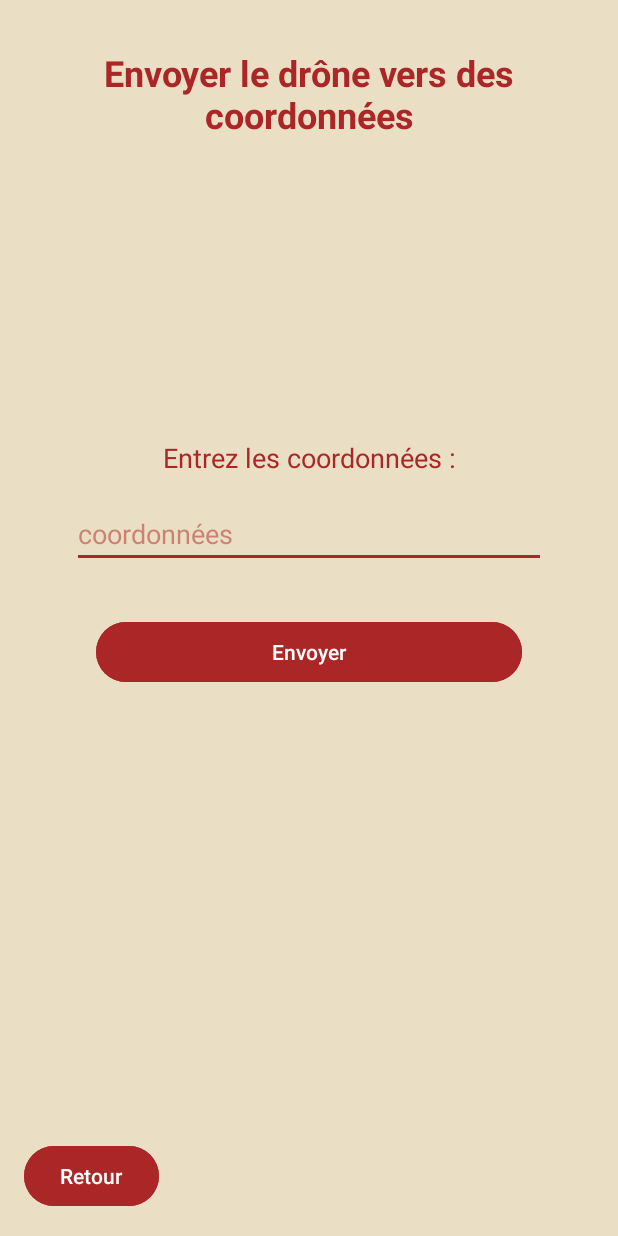
After one commit to marionnormand/projet_lp, an Android app: the DroneCoordsActivity screen opened directly, with no data from a screen before it, on a phone screen of 412 x 824 dp. The commit adds this screen. Run offline under Robolectric (Android 15) with nearby library versions, the light colour scheme and no system bars; libraries missing offline, so code that uses them is left out: org.eclipse.paho.

Commit message:
design de l'application finie - avancement sur le cote reseau (mqtt)

```diff
--- a/app/app/build.gradle.kts
+++ b/app/app/build.gradle.kts
@@ -44,7 +44,12 @@ dependencies {
     implementation(libs.androidx.activity)
     implementation(libs.androidx.constraintlayout)
     implementation("androidx.core:core-splashscreen:1.0.1")
+    implementation(libs.play.services.maps)
+    implementation(libs.androidx.material3)
     testImplementation(libs.junit)
     androidTestImplementation(libs.androidx.junit)
     androidTestImplementation(libs.androidx.espresso.core)
+    implementation("org.eclipse.paho:org.eclipse.paho.client.mqttv3:1.2.5")
+    implementation("org.osmdroid:osmdroid-android:6.1.18")
+    implementation("androidx.preference:preference-ktx:1.2.1")
 }
--- /dev/null
+++ b/app/app/src/main/java/com/example/drone/DroneCoordsActivity.kt
@@ -0,0 +1,54 @@
+package com.example.drone
+
+import android.os.Bundle
+import android.view.View
+import android.widget.Button
+import android.widget.EditText
+import androidx.activity.enableEdgeToEdge
+import androidx.appcompat.app.AppCompatActivity
+import androidx.core.view.ViewCompat
+import androidx.core.view.WindowInsetsCompat
+import com.example.drone.mqtt.MqttManager
+import com.google.android.material.snackbar.Snackbar
+
+class DroneCoordsActivity : AppCompatActivity() {
+
+    private val mqttManager = MqttManager()
+
+    override fun onCreate(savedInstanceState: Bundle?) {
+        super.onCreate(savedInstanceState)
+        enableEdgeToEdge()
+        setContentView(R.layout.activity_drone_coords)
+
+        val coordonnees = findViewById<EditText>(R.id.editTextCoords)
+        val rootView = findViewById<View>(android.R.id.content)
+
+        ViewCompat.setOnApplyWindowInsetsListener(findViewById(R.id.main)) { v, insets ->
+            val systemBars = insets.getInsets(WindowInsetsCompat.Type.systemBars())
+            v.setPadding(systemBars.left, systemBars.top, systemBars.right, systemBars.bottom)
+            insets
+        }
+        findViewById<Button>(R.id.btnBack).setOnClickListener {
+            finish()
+        }
+
+        findViewById<Button>(R.id.btnSend).setOnClickListener {
+            val inputText = coordonnees.text.toString()
+
+            if (inputText.isNotEmpty()) {
+                mqttManager.connect {
+                    // Ce code s'exécute une fois connecté
+                    mqttManager.publish("projet/drone", inputText)
+
+                    runOnUiThread {
+                        Snackbar.make(rootView, "Coordonnées envoyées", Snackbar.LENGTH_LONG).show()
+                    }
+                }
+            } else {
+                runOnUiThread {
+                    Snackbar.make(rootView, "Champs de texte vide", Snackbar.LENGTH_LONG).show()
+                }
+            }
+        }
+    }
+}
--- /dev/null
+++ b/app/app/src/main/res/layout/activity_drone_coords.xml
@@ -0,0 +1,80 @@
+<?xml version="1.0" encoding="utf-8"?>
+<androidx.constraintlayout.widget.ConstraintLayout xmlns:android="http://schemas.android.com/apk/res/android"
+    xmlns:app="http://schemas.android.com/apk/res-auto"
+    xmlns:tools="http://schemas.android.com/tools"
+    android:id="@+id/main"
+    android:layout_width="match_parent"
+    android:layout_height="match_parent"
+    android:background="#EADFC4"
+    tools:context=".DroneCoordsActivity">
+
+    <TextView
+        android:id="@+id/titleText"
+        android:layout_width="wrap_content"
+        android:layout_height="wrap_content"
+        android:layout_marginTop="32dp"
+        android:gravity="center"
+        android:paddingHorizontal="16dp"
+        android:text="Envoyer le drône vers des coordonnées"
+        android:textColor="#AB2626"
+        android:textSize="24sp"
+        android:textStyle="bold"
+        app:layout_constraintEnd_toEndOf="parent"
+        app:layout_constraintStart_toStartOf="parent"
+        app:layout_constraintTop_toTopOf="parent" />
+
+    <TextView
+        android:id="@+id/labelCoords"
+        android:layout_width="wrap_content"
+        android:layout_height="wrap_content"
+        android:layout_marginTop="200dp"
+        android:text="Entrez les coordonnées :"
+        android:textColor="#AB2626"
+        android:textSize="18sp"
+        app:layout_constraintEnd_toEndOf="parent"
+        app:layout_constraintStart_toStartOf="parent"
+        app:layout_constraintTop_toBottomOf="@id/titleText" />
+
+    <EditText
+        android:id="@+id/editTextCoords"
+        android:layout_width="0dp"
+        android:layout_height="wrap_content"
+        android:layout_marginStart="48dp"
+        android:layout_marginTop="16dp"
+        android:layout_marginEnd="48dp"
+        android:backgroundTint="#AB2626"
+        android:hint="coordonnées"
+        android:inputType="text"
+        android:textColor="#FBFBFB"
+        android:textColorHint="#80AB2626"
+        app:layout_constraintEnd_toEndOf="parent"
+        app:layout_constraintStart_toStartOf="parent"
+        app:layout_constraintTop_toBottomOf="@id/labelCoords" />
+
+    <Button
+        android:id="@+id/btnSend"
+        android:layout_width="0dp"
+        android:layout_height="wrap_content"
+        android:layout_marginStart="64dp"
+        android:layout_marginTop="32dp"
+        android:layout_marginEnd="64dp"
+        android:backgroundTint="#AB2626"
+        android:text="Envoyer"
+        app:cornerRadius="24dp"
+        app:layout_constraintEnd_toEndOf="parent"
+        app:layout_constraintStart_toStartOf="parent"
+        app:layout_constraintTop_toBottomOf="@id/editTextCoords" />
+
+    <Button
+        android:id="@+id/btnBack"
+        android:layout_width="wrap_content"
+        android:layout_height="wrap_content"
+        android:layout_marginStart="16dp"
+        android:layout_marginBottom="16dp"
+        android:backgroundTint="#AB2626"
+        android:text="Retour"
+        app:cornerRadius="24dp"
+        app:layout_constraintBottom_toBottomOf="parent"
+        app:layout_constraintStart_toStartOf="parent" />
+
+</androidx.constraintlayout.widget.ConstraintLayout>
--- a/app/gradle/libs.versions.toml
+++ b/app/gradle/libs.versions.toml
@@ -9,6 +9,8 @@ appcompat = "1.7.1"
 material = "1.13.0"
 activity = "1.12.3"
 constraintlayout = "2.2.1"
+playServicesMaps = "20.0.0"
+material3 = "1.4.0"
 
 [libraries]
 androidx-core-ktx = { group = "androidx.core", name = "core-ktx", version.ref = "coreKtx" }
@@ -19,6 +21,8 @@ androidx-appcompat = { group = "androidx.appcompat", name = "appcompat", version
 material = { group = "com.google.android.material", name = "material", version.ref = "material" }
 androidx-activity = { group = "androidx.activity", name = "activity", version.ref = "activity" }
 androidx-constraintlayout = { group = "androidx.constraintlayout", name = "constraintlayout", version.ref = "constraintlayout" }
+play-services-maps = { group = "com.google.android.gms", name = "play-services-maps", version.ref = "playServicesMaps" }
+androidx-material3 = { group = "androidx.compose.material3", name = "material3", version.ref = "material3" }
 
 [plugins]
 android-application = { id = "com.android.application", version.ref = "agp" }
```
Also changed, not shown: app/app/src/main/AndroidManifest.xml (+15 -0 lines), app/app/src/main/java/com/example/drone/DroneStatusActivity.kt (added, +89 -0 lines), app/app/src/main/java/com/example/drone/MainActivity.kt (+16 -1 lines), app/app/src/main/java/com/example/drone/MqttManager.kt (added, +68 -0 lines), app/app/src/main/res/layout/activity_drone_status.xml (added, +105 -0 lines), app/build.gradle.kts (line endings or trailing spaces).
